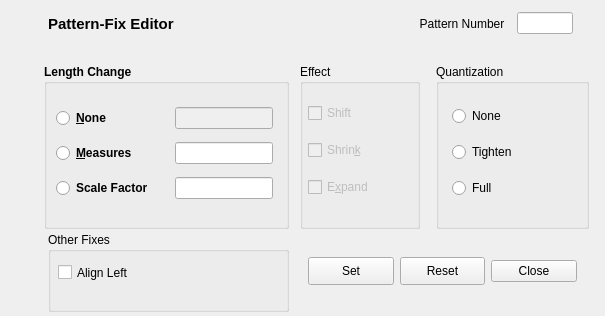
Above: seq_qt5/forms/qpatternfix.ui from ahlstromcj/seq66 before the change. Below: the same form after it.
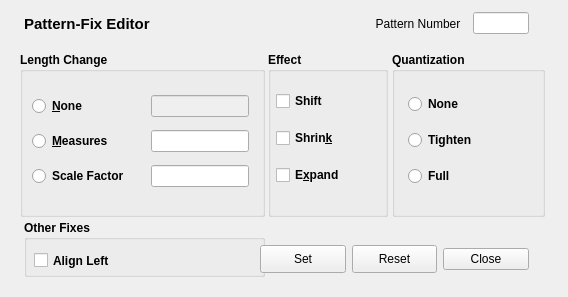
That is the form after the change.

Commit message: qpatternfix dialog now in the debugging stage.

The edit to the form file:
```diff
--- a/seq_qt5/forms/qpatternfix.ui
+++ b/seq_qt5/forms/qpatternfix.ui
@@ -6,8 +6,8 @@
    <rect>
     <x>0</x>
     <y>0</y>
-    <width>605</width>
-    <height>316</height>
+    <width>568</width>
+    <height>297</height>
    </rect>
   </property>
   <property name="windowTitle">
@@ -16,9 +16,9 @@
   <widget class="QWidget" name="horizontalLayoutWidget">
    <property name="geometry">
     <rect>
-     <x>48</x>
+     <x>24</x>
      <y>8</y>
-     <width>525</width>
+     <width>505</width>
      <height>31</height>
     </rect>
    </property>
@@ -62,8 +62,8 @@
   <widget class="QGroupBox" name="group_box_length">
    <property name="geometry">
     <rect>
-     <x>44</x>
-     <y>64</y>
+     <x>20</x>
+     <y>52</y>
      <width>245</width>
      <height>165</height>
     </rect>
@@ -130,12 +130,18 @@
   <widget class="QGroupBox" name="group_box_quantize">
    <property name="geometry">
     <rect>
-     <x>436</x>
-     <y>64</y>
+     <x>392</x>
+     <y>52</y>
      <width>153</width>
      <height>165</height>
     </rect>
    </property>
+   <property name="font">
+    <font>
+     <weight>75</weight>
+     <bold>true</bold>
+    </font>
+   </property>
    <property name="title">
     <string>Quantization</string>
    </property>
@@ -174,14 +180,23 @@
    </widget>
   </widget>
   <widget class="QGroupBox" name="group_box_effect">
+   <property name="enabled">
+    <bool>true</bool>
+   </property>
    <property name="geometry">
     <rect>
-     <x>300</x>
-     <y>64</y>
+     <x>268</x>
+     <y>52</y>
      <width>120</width>
      <height>165</height>
     </rect>
    </property>
+   <property name="font">
+    <font>
+     <weight>75</weight>
+     <bold>true</bold>
+    </font>
+   </property>
    <property name="title">
     <string>Effect</string>
    </property>
@@ -198,7 +213,7 @@
      <item>
       <widget class="QCheckBox" name="btn_effect_shift">
        <property name="enabled">
-        <bool>false</bool>
+        <bool>true</bool>
        </property>
        <property name="text">
         <string>Shift</string>
@@ -208,7 +223,7 @@
      <item>
       <widget class="QCheckBox" name="btn_effect_shrink">
        <property name="enabled">
-        <bool>false</bool>
+        <bool>true</bool>
        </property>
        <property name="text">
         <string>Shrin&amp;k</string>
@@ -218,7 +233,7 @@
      <item>
       <widget class="QCheckBox" name="btn_effect_expand">
        <property name="enabled">
-        <bool>false</bool>
+        <bool>true</bool>
        </property>
        <property name="text">
         <string>E&amp;xpand</string>
@@ -231,12 +246,18 @@
   <widget class="QGroupBox" name="group_box_other">
    <property name="geometry">
     <rect>
-     <x>48</x>
-     <y>232</y>
+     <x>24</x>
+     <y>220</y>
      <width>241</width>
-     <height>80</height>
+     <height>57</height>
     </rect>
    </property>
+   <property name="font">
+    <font>
+     <weight>75</weight>
+     <bold>true</bold>
+    </font>
+   </property>
    <property name="title">
     <string>Other Fixes</string>
    </property>
@@ -257,8 +278,8 @@
   <widget class="QWidget" name="layoutWidgetAlignLeft">
    <property name="geometry">
     <rect>
-     <x>308</x>
-     <y>256</y>
+     <x>260</x>
+     <y>244</y>
      <width>269</width>
      <height>31</height>
     </rect>
```
The commit also changes 14 other files.
